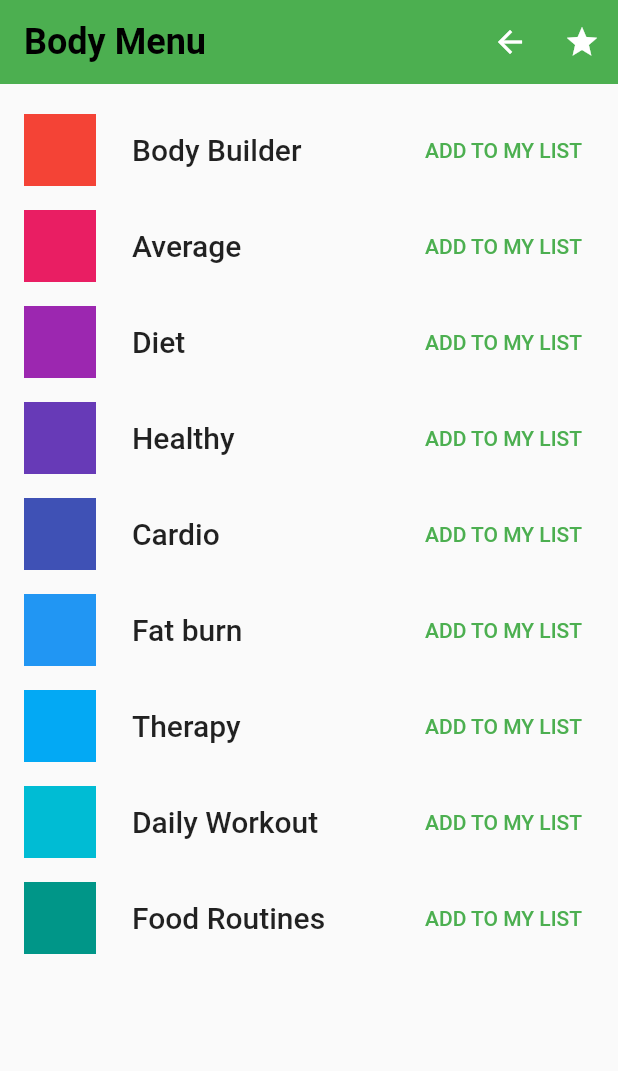
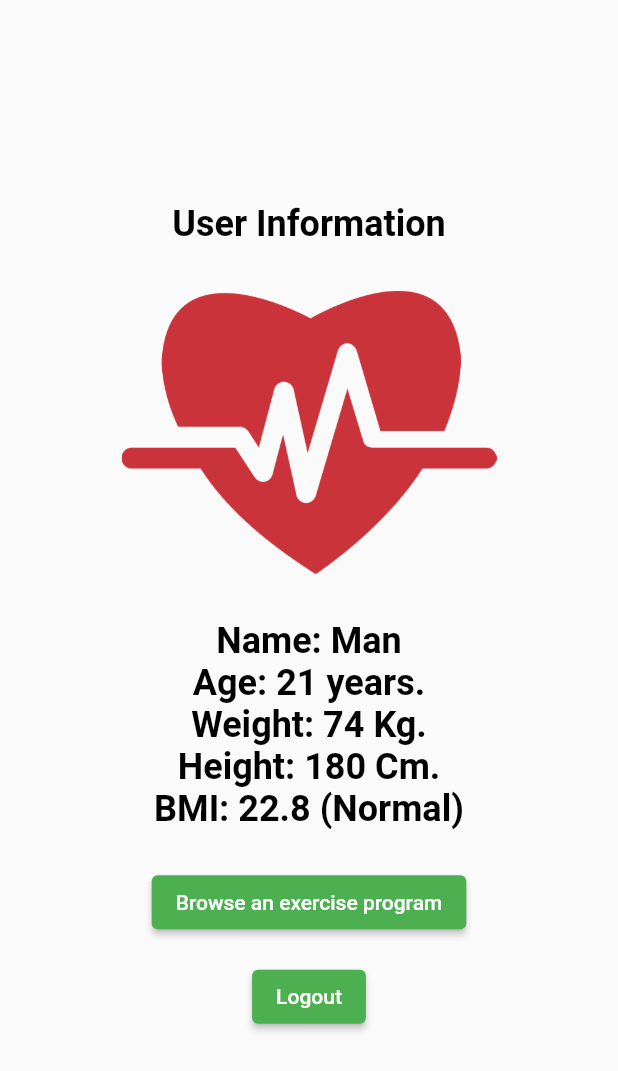
Before and after one commit to u6288190/RunNPlay_Application, a Flutter app: the screen it shows after launch, after a tap on "ENTER", on a phone screen of 412 x 824 dp. Shown: the top 1071 px of the screen. Run offline on Flutter 3.47's test engine with Material 2 defaults, Android fonts, the phone set to English and light mode, and no system bars; Roboto replaces fonts that are missing (Corben).

Commit message:
Project Progress
Update all interface and route each page

```diff
--- a/lib/main.dart
+++ b/lib/main.dart
@@ -7,9 +7,13 @@ import 'package:provider/provider.dart';
 import 'package:runnplayapp/models/cart.dart';
 import 'package:runnplayapp/models/catalog.dart';
 import 'package:runnplayapp/theme/theme.dart';
+import 'package:runnplayapp/screens/Home.dart';
+import 'package:runnplayapp/screens/UserInfo.dart';
 import 'package:runnplayapp/screens/BodyMenuPage.dart';
-import 'package:runnplayapp/screens/LoginPage.dart';
-import 'package:runnplayapp/screens/PaymentPage.dart';
+import 'package:runnplayapp/screens/RegisterPage.dart';
+import 'package:runnplayapp/screens/MyListPage.dart';
+import 'package:runnplayapp/screens/WorkoutPage.dart';
+import 'package:runnplayapp/screens/Counter.dart';
 
 void main() {
   runApp(const MyApp());
@@ -44,9 +48,13 @@ class MyApp extends StatelessWidget {
         theme: appTheme,
         initialRoute: '/',
         routes: {
-          '/': (context) => const LoginPage(),
+          '/': (context) => const HomePage(),
+          '/UserInfo': (context) => const UserInfoPage(),
+          '/Register': (context) => const RegisterPage(),
           '/BodyMenu': (context) => const BodyMenuPage(),
-          '/Payment': (context) => const PaymentPage(),
+          '/MyList': (context) => const MyListPage(),
+          '/Workout': (context) => const WorkoutPage(),
+          '/Counter': (context) => const CounterPage(),
         },
       ),
     );
--- /dev/null
+++ b/lib/screens/Home.dart
@@ -0,0 +1,64 @@
+// Copyright 2020 The Flutter team. All rights reserved.
+// Use of this source code is governed by a BSD-style license that can be
+// found in the LICENSE file.
+
+import 'package:flutter/material.dart';
+
+class HomePage extends StatelessWidget {
+  const HomePage({Key? key}) : super(key: key);
+
+  @override
+  Widget build(BuildContext context) {
+    return Scaffold(
+      body: Center(
+        child: Container(
+          padding: const EdgeInsets.all(80.0),
+          child: Column(
+            mainAxisAlignment: MainAxisAlignment.center,
+            children: [
+              Text(
+                'Run N Play',
+                style: Theme.of(context).textTheme.headline1,
+              ),
+              Image.asset(
+                "images/RunNPlay.png",
+                width: 250,
+                height: 250,
+                fit: BoxFit.cover,
+              ),
+              TextFormField(
+                decoration: const InputDecoration(
+                  hintText: 'Nickname',
+                ),
+              ),
+              const SizedBox(
+                height: 24,
+              ),
+              ElevatedButton(
+                child: const Text('ENTER'),
+                onPressed: () {
+                  Navigator.pushReplacementNamed(context, '/UserInfo');
+                },
+                style: ElevatedButton.styleFrom(
+                  primary: Colors.green,
+                ),
+              ),
+              const SizedBox(
+                height: 24,
+              ),
+              ElevatedButton(
+                child: const Text('Register'),
+                onPressed: () {
+                  Navigator.pushReplacementNamed(context, '/Register');
+                },
+                style: ElevatedButton.styleFrom(
+                  primary: Colors.green,
+                ),
+              )
+            ],
+          ),
+        ),
+      ),
+    );
+  }
+}
--- a/lib/screens/LoginPage.dart
+++ b/lib/screens/RegisterPage.dart
@@ -4,8 +4,8 @@
 
 import 'package:flutter/material.dart';
 
-class LoginPage extends StatelessWidget {
-  const LoginPage({Key? key}) : super(key: key);
+class RegisterPage extends StatelessWidget {
+  const RegisterPage({Key? key}) : super(key: key);
 
   @override
   Widget build(BuildContext context) {
@@ -53,7 +53,7 @@ class LoginPage extends StatelessWidget {
               ElevatedButton(
                 child: const Text('ENTER'),
                 onPressed: () {
-                  Navigator.pushReplacementNamed(context, '/BodyMenu');
+                  Navigator.pushReplacementNamed(context, '/');
                 },
                 style: ElevatedButton.styleFrom(
                   primary: Colors.green,
--- /dev/null
+++ b/lib/screens/UserInfo.dart
@@ -0,0 +1,79 @@
+// Copyright 2020 The Flutter team. All rights reserved.
+// Use of this source code is governed by a BSD-style license that can be
+// found in the LICENSE file.
+
+import 'package:flutter/material.dart';
+
+class UserInfoPage extends StatelessWidget {
+  const UserInfoPage({Key? key}) : super(key: key);
+
+  @override
+  Widget build(BuildContext context) {
+    return Scaffold(
+      body: Center(
+        child: Container(
+          padding: const EdgeInsets.all(80.0),
+          child: Column(
+            mainAxisAlignment: MainAxisAlignment.center,
+            children: [
+              Text(
+                'User Information',
+                style: Theme.of(context).textTheme.headline1,
+              ),
+              Image.asset(
+                "images/health.png",
+                width: 250,
+                height: 250,
+                fit: BoxFit.cover,
+              ),
+              Text(
+                'Name: Man',
+                style: Theme.of(context).textTheme.headline1,
+              ),
+              Text(
+                'Age: 21 years.',
+                style: Theme.of(context).textTheme.headline1,
+              ),
+              Text(
+                'Weight: 74 Kg.',
+                style: Theme.of(context).textTheme.headline1,
+              ),
+              Text(
+                'Height: 180 Cm.',
+                style: Theme.of(context).textTheme.headline1,
+              ),
+              Text(
+                'BMI: 22.8 (Normal)',
+                style: Theme.of(context).textTheme.headline1,
+              ),
+              const SizedBox(
+                height: 24,
+              ),
+              ElevatedButton(
+                child: const Text('Browse an exercise program'),
+                onPressed: () {
+                  Navigator.pushReplacementNamed(context, '/BodyMenu');
+                },
+                style: ElevatedButton.styleFrom(
+                  primary: Colors.green,
+                ),
+              ),
+              const SizedBox(
+                height: 15,
+              ),
+              ElevatedButton(
+                child: const Text('Logout'),
+                onPressed: () {
+                  Navigator.pushReplacementNamed(context, '/');
+                },
+                style: ElevatedButton.styleFrom(
+                  primary: Colors.green,
+                ),
+              )
+            ],
+          ),
+        ),
+      ),
+    );
+  }
+}
--- a/pubspec.yaml
+++ b/pubspec.yaml
@@ -60,6 +60,9 @@ flutter:
 
   assets:
     - images/RunNPlay.png
+    - images/health.png
+    - images/Dumbell.png
+    - images/pose.png
   # To add assets to your application, add an assets section, like this:
   # assets:
   #   - images/a_dot_burr.jpeg
```
Also changed, not shown: lib/screens/BodyMenuPage.dart (+13 -3 lines), lib/screens/Counter.dart (added, +103 -0 lines), lib/screens/MyListPage.dart (renamed from lib/screens/PaymentPage.dart, +17 -4 lines), lib/screens/WorkoutPage.dart (added, +83 -0 lines), images/Dumbell.png (added), images/health.png (added), images/pose.png (added).
